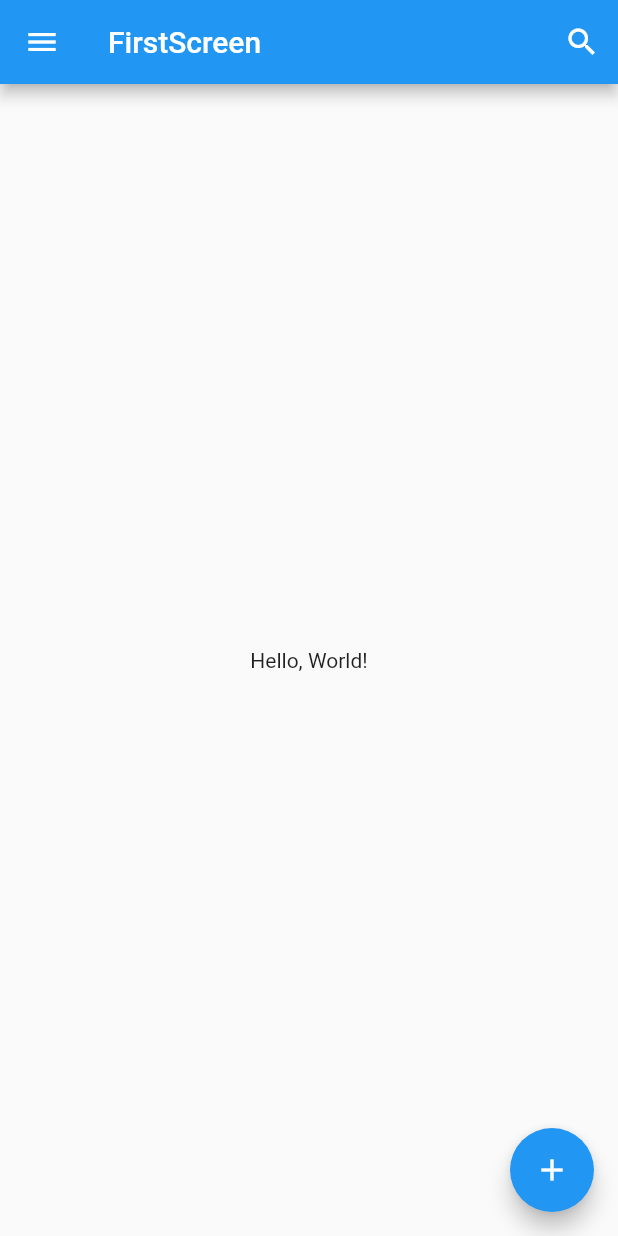
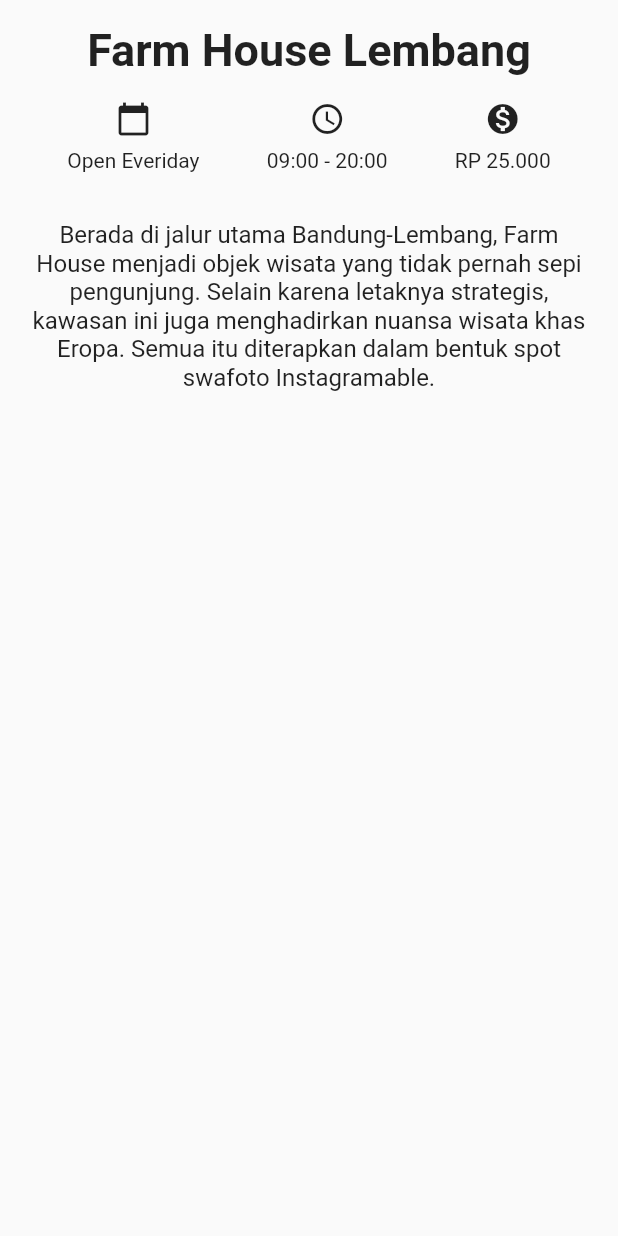
Before and after one commit to fajaragungpramana/dicoding-flutter, a Flutter app: the screen it shows after launch, on a phone screen of 412 x 824 dp. Run offline on Flutter 3.47's test engine with Material 2 defaults, Android fonts, the phone set to English and light mode, and no system bars.

Commit message:
Codelab 1.

```diff
--- a/lib/main.dart
+++ b/lib/main.dart
@@ -12,36 +12,72 @@ class MyApp extends StatelessWidget {
         theme: ThemeData(
           primarySwatch: Colors.blue,
         ),
-        home: const FirstScreen());
+        home: const DetailScreen());
   }
 }
 
-class FirstScreen extends StatelessWidget {
-  const FirstScreen({Key? key}) : super(key: key);
+class DetailScreen extends StatelessWidget {
+  const DetailScreen({Key? key}) : super(key: key);
 
   @override
   Widget build(BuildContext context) {
     return Scaffold(
-        appBar: AppBar(
-            leading: IconButton(
-                icon: const Icon(Icons.menu, color: Colors.white),
-                onPressed: () {}
+      body: SafeArea(
+        child: Column(
+          crossAxisAlignment: CrossAxisAlignment.stretch,
+          children: <Widget>[
+            Container(
+              margin: const EdgeInsets.only(top: 16.0),
+              child: const Text(
+                "Farm House Lembang",
+                textAlign: TextAlign.center,
+                style: TextStyle(
+                  fontSize: 30.0,
+                  fontWeight: FontWeight.bold
+                ),
+              )
             ),
-            title: const Text("FirstScreen"),
-            actions: <Widget>[
-              IconButton(
-                icon: const Icon(Icons.search, color: Colors.white),
-                onPressed: () {}
-              )
-            ]
-        ),
-        body: const Center(
-          child: Text("Hello, World!")
-        ),
-        floatingActionButton: FloatingActionButton(
-          child: const Icon(Icons.add),
-          onPressed: () {},
+            Container(
+              margin: const EdgeInsets.symmetric(vertical: 16.0),
+              child: Row(
+                mainAxisAlignment: MainAxisAlignment.spaceEvenly,
+                children: <Widget>[
+                  Column(
+                    children: const <Widget>[
+                      Icon(Icons.calendar_today),
+                      SizedBox(height: 8.0),
+                      Text("Open Everiday")
+                    ],
+                  ),
+                  Column(
+                    children: const <Widget>[
+                      Icon(Icons.access_time),
+                      SizedBox(height: 8.0),
+                      Text("09:00 - 20:00")
+                    ],
+                  ),
+                  Column(
+                    children: const <Widget>[
+                      Icon(Icons.monetization_on),
+                      SizedBox(height: 8.0),
+                      Text("RP 25.000")
+                    ],
+                  )
+                ],
+              ),
+            ),
+            Container(
+              padding: const EdgeInsets.all(16.0),
+              child: const Text(
+                "Berada di jalur utama Bandung-Lembang, Farm House menjadi objek wisata yang tidak pernah sepi pengunjung. Selain karena letaknya strategis, kawasan ini juga menghadirkan nuansa wisata khas Eropa. Semua itu diterapkan dalam bentuk spot swafoto Instagramable.",
+                textAlign: TextAlign.center,
+                style: TextStyle(fontSize: 16.0)
+                ),
+            )
+          ],
         )
-      );
+      )
+    );
   }
+
 }
```
